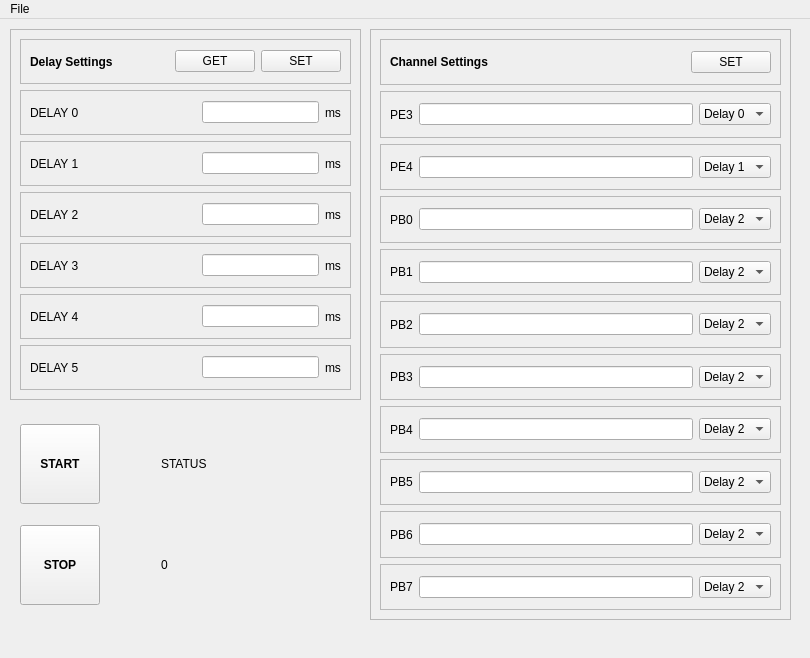
Old version of the form mainwindow.ui in the repository dungducphan/UT3_TriggerBox_HostGUI.
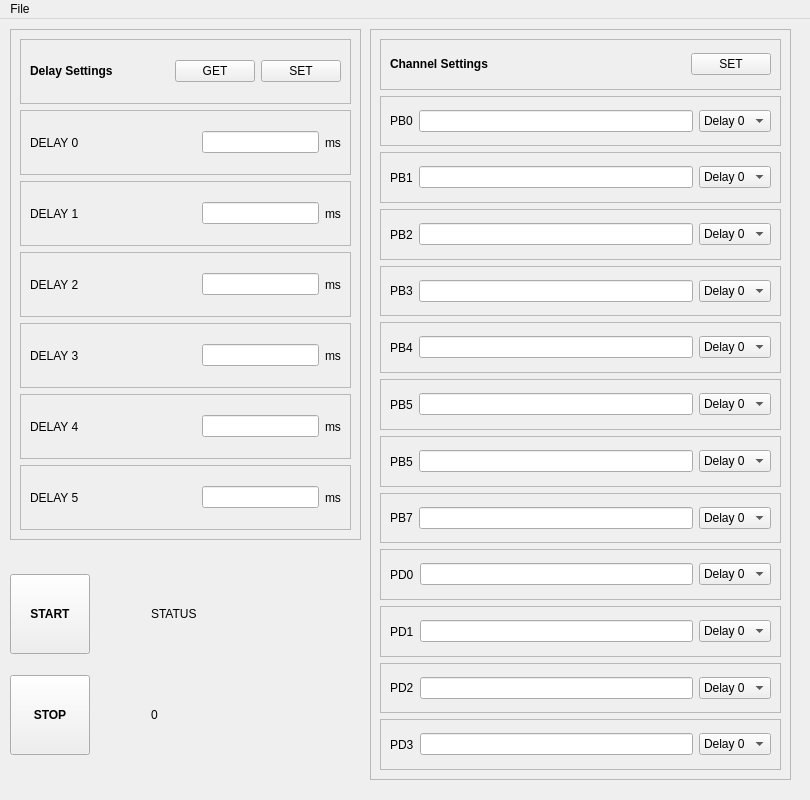
New version of the form.

The edit to the form file:
```diff
--- a/mainwindow.ui
+++ b/mainwindow.ui
@@ -7,7 +7,7 @@
     <x>0</x>
     <y>0</y>
     <width>810</width>
-    <height>658</height>
+    <height>800</height>
    </rect>
   </property>
   <property name="sizePolicy">
@@ -19,13 +19,13 @@
   <property name="minimumSize">
    <size>
     <width>810</width>
-    <height>658</height>
+    <height>800</height>
    </size>
   </property>
   <property name="maximumSize">
    <size>
     <width>810</width>
-    <height>658</height>
+    <height>800</height>
    </size>
   </property>
   <property name="windowTitle">
@@ -38,7 +38,7 @@
       <x>10</x>
       <y>10</y>
       <width>351</width>
-      <height>371</height>
+      <height>511</height>
      </rect>
     </property>
     <property name="frameShape">
@@ -67,6 +67,7 @@
           </property>
           <property name="font">
            <font>
+            <weight>75</weight>
             <bold>true</bold>
            </font>
           </property>
@@ -389,7 +390,7 @@
       <x>370</x>
       <y>10</y>
       <width>421</width>
-      <height>591</height>
+      <height>751</height>
      </rect>
     </property>
     <property name="frameShape">
@@ -418,6 +419,7 @@
           </property>
           <property name="font">
            <font>
+            <weight>75</weight>
             <bold>true</bold>
            </font>
           </property>
@@ -450,83 +452,7 @@
       </widget>
      </item>
      <item>
-      <widget class="QFrame" name="frame_E3">
-       <property name="frameShape">
-        <enum>QFrame::StyledPanel</enum>
-       </property>
-       <property name="frameShadow">
-        <enum>QFrame::Raised</enum>
-       </property>
-       <layout class="QHBoxLayout" name="horizontalLayout_7">
-        <item>
-         <widget class="QLabel" name="label_15">
-          <property name="text">
-           <string>PE3</string>
-          </property>
-         </widget>
-        </item>
-        <item>
-         <widget class="QLineEdit" name="lineEdit_E3">
-          <property name="toolTip">
-           <string comment="Device Name" extracomment="Device Name">&lt;html&gt;&lt;head/&gt;&lt;body&gt;&lt;p&gt;Name of Device&lt;/p&gt;&lt;/body&gt;&lt;/html&gt;</string>
-          </property>
-          <property name="text">
-           <string/>
-          </property>
-         </widget>
-        </item>
-        <item>
-         <widget class="QComboBox" name="comboBox_E3">
-          <item>
-           <property name="text">
-            <string>Delay 0</string>
-           </property>
-          </item>
-         </widget>
-        </item>
-       </layout>
-      </widget>
-     </item>
-     <item>
-      <widget class="QFrame" name="frame_E4">
-       <property name="frameShape">
-        <enum>QFrame::StyledPanel</enum>
-       </property>
-       <property name="frameShadow">
-        <enum>QFrame::Raised</enum>
-       </property>
-       <layout class="QHBoxLayout" name="horizontalLayout_8">
-        <item>
-         <widget class="QLabel" name="label_16">
-          <property name="text">
-           <string>PE4</string>
-          </property>
-         </widget>
-        </item>
-        <item>
-         <widget class="QLineEdit" name="lineEdit_E4">
-          <property name="toolTip">
-           <string comment="Device Name" extracomment="Device Name">&lt;html&gt;&lt;head/&gt;&lt;body&gt;&lt;p&gt;Name of Device&lt;/p&gt;&lt;/body&gt;&lt;/html&gt;</string>
-          </property>
-          <property name="text">
-           <string/>
-          </property>
-         </widget>
-        </item>
-        <item>
-         <widget class="QComboBox" name="comboBox_E4">
-          <item>
-           <property name="text">
-            <string>Delay 1</string>
-           </property>
-          </item>
-         </widget>
-        </item>
-       </layout>
-      </widget>
-     </item>
-     <item>
-      <widget class="QFrame" name="frame_E5">
+      <widget class="QFrame" name="frame_B0">
        <property name="frameShape">
         <enum>QFrame::StyledPanel</enum>
        </property>
@@ -553,6 +479,16 @@
         </item>
         <item>
          <widget class="QComboBox" name="comboBox_B0">
+          <item>
+           <property name="text">
+            <string>Delay 0</string>
+           </property>
+          </item>
+          <item>
+           <property name="text">
+            <string>Delay 1</string>
+           </property>
+          </item>
           <item>
            <property name="text">
             <string>Delay 2</string>
@@ -606,6 +542,16 @@
         </item>
         <item>
          <widget class="QComboBox" name="comboBox_B1">
+          <item>
+           <property name="text">
+            <string>Delay 0</string>
+           </property>
+          </item>
+          <item>
+           <property name="text">
+            <string>Delay 1</string>
+           </property>
+          </item>
           <item>
            <property name="text">
             <string>Delay 2</string>
@@ -659,6 +605,16 @@
         </item>
         <item>
          <widget class="QComboBox" name="comboBox_B2">
+          <item>
+           <property name="text">
+            <string>Delay 0</string>
+           </property>
+          </item>
+          <item>
+           <property name="text">
+            <string>Delay 1</string>
+           </property>
+          </item>
           <item>
            <property name="text">
             <string>Delay 2</string>
@@ -712,6 +668,16 @@
         </item>
         <item>
          <widget class="QComboBox" name="comboBox_B3">
+          <item>
+           <property name="text">
+            <string>Delay 0</string>
+           </property>
+          </item>
+          <item>
+           <property name="text">
+            <string>Delay 1</string>
+           </property>
+          </item>
           <item>
            <property name="text">
             <string>Delay 2</string>
@@ -738,7 +704,7 @@
       </widget>
      </item>
      <item>
-      <widget class="QFrame" name="frame_D0">
+      <widget class="QFrame" name="frame_B4">
        <property name="frameShape">
         <enum>QFrame::StyledPanel</enum>
        </property>
@@ -754,7 +720,7 @@
          </widget>
         </item>
         <item>
-         <widget class="QLineEdit" name="lineEdit_D0">
+         <widget class="QLineEdit" name="lineEdit_B4">
           <property name="toolTip">
            <string comment="Device Name" extracomment="Device Name">&lt;html&gt;&lt;head/&gt;&lt;body&gt;&lt;p&gt;Name of Device&lt;/p&gt;&lt;/body&gt;&lt;/html&gt;</string>
           </property>
@@ -765,6 +731,16 @@
         </item>
         <item>
          <widget class="QComboBox" name="comboBox_B4">
+          <item>
+           <property name="text">
+            <string>Delay 0</string>
+           </property>
+          </item>
+          <item>
+           <property name="text">
+            <string>Delay 1</string>
+           </property>
+          </item>
           <item>
            <property name="text">
             <string>Delay 2</string>
@@ -791,7 +767,7 @@
       </widget>
      </item>
      <item>
-      <widget class="QFrame" name="frame_D1">
+      <widget class="QFrame" name="frame_B5">
        <property name="frameShape">
         <enum>QFrame::StyledPanel</enum>
        </property>
@@ -807,7 +783,7 @@
          </widget>
         </item>
         <item>
-         <widget class="QLineEdit" name="lineEdit_D1">
+         <widget class="QLineEdit" name="lineEdit_B5">
           <property name="toolTip">
            <string comment="Device Name" extracomment="Device Name">&lt;html&gt;&lt;head/&gt;&lt;body&gt;&lt;p&gt;Name of Device&lt;/p&gt;&lt;/body&gt;&lt;/html&gt;</string>
           </property>
@@ -818,6 +794,16 @@
         </item>
         <item>
          <widget class="QComboBox" name="comboBox_B5">
+          <item>
+           <property name="text">
+            <string>Delay 0</string>
+           </property>
+          </item>
+          <item>
+           <property name="text">
+            <string>Delay 1</string>
+           </property>
+          </item>
           <item>
            <property name="text">
             <string>Delay 2</string>
@@ -844,23 +830,23 @@
       </widget>
      </item>
      <item>
-      <widget class="QFrame" name="frame_D2">
+      <widget class="QFrame" name="frame_B6">
        <property name="frameShape">
         <enum>QFrame::StyledPanel</enum>
        </property>
        <property name="frameShadow">
         <enum>QFrame::Raised</enum>
        </property>
-       <layout class="QHBoxLayout" name="horizontalLayout_12">
+       <layout class="QHBoxLayout" name="horizontalLayout_21">
         <item>
          <widget class="QLabel" name="label_20">
           <property name="text">
-           <string>PB6</string>
+           <string>PB5</string>
           </property>
          </widget>
         </item>
         <item>
-         <widget class="QLineEdit" name="lineEdit_D2">
+         <widget class="QLineEdit" name="lineEdit_B6">
           <property name="toolTip">
            <string comment="Device Name" extracomment="Device Name">&lt;html&gt;&lt;head/&gt;&lt;body&gt;&lt;p&gt;Name of Device&lt;/p&gt;&lt;/body&gt;&lt;/html&gt;</string>
           </property>
@@ -871,6 +857,16 @@
         </item>
         <item>
          <widget class="QComboBox" name="comboBox_B6">
+          <item>
+           <property name="text">
+            <string>Delay 0</string>
+           </property>
+          </item>
+          <item>
+           <property name="text">
+            <string>Delay 1</string>
+           </property>
+          </item>
           <item>
            <property name="text">
             <string>Delay 2</string>
@@ -897,7 +893,7 @@
       </widget>
      </item>
      <item>
-      <widget class="QFrame" name="frame_D3">
+      <widget class="QFrame" name="frame_B7">
        <property name="frameShape">
         <enum>QFrame::StyledPanel</enum>
        </property>
@@ -913,7 +909,7 @@
          </widget>
         </item>
         <item>
-         <widget class="QLineEdit" name="lineEdit_D3">
+         <widget class="QLineEdit" name="lineEdit_B7">
           <property name="toolTip">
            <string comment="Device Name" extracomment="Device Name">&lt;html&gt;&lt;head/&gt;&lt;body&gt;&lt;p&gt;Name of Device&lt;/p&gt;&lt;/body&gt;&lt;/html&gt;</string>
           </property>
@@ -926,6 +922,268 @@
          <widget class="QComboBox" name="comboBox_B7">
           <item>
            <property name="text">
+            <string>Delay 0</string>
+           </property>
+          </item>
+          <item>
+           <property name="text">
+            <string>Delay 1</string>
+           </property>
+          </item>
+          <item>
+           <property name="text">
+            <string>Delay 2</string>
+           </property>
+          </item>
+          <item>
+           <property name="text">
+            <string>Delay 3</string>
+           </property>
+          </item>
+          <item>
+           <property name="text">
+            <string>Delay 4</string>
+           </property>
+          </item>
+          <item>
+           <property name="text">
+            <string>Delay 5</string>
+           </property>
+          </item>
+         </widget>
+        </item>
+       </layout>
+      </widget>
+     </item>
+     <item>
+      <widget class="QFrame" name="frame_D0">
+       <property name="frameShape">
+        <enum>QFrame::StyledPanel</enum>
+       </property>
+       <property name="frameShadow">
+        <enum>QFrame::Raised</enum>
+       </property>
+       <layout class="QHBoxLayout" name="horizontalLayout_7">
+        <item>
+         <widget class="QLabel" name="label_D0">
+          <property name="text">
+           <string>PD0</string>
+          </property>
+         </widget>
+        </item>
+        <item>
+         <widget class="QLineEdit" name="lineEdit_D0">
+          <property name="toolTip">
+           <string comment="Device Name" extracomment="Device Name">&lt;html&gt;&lt;head/&gt;&lt;body&gt;&lt;p&gt;Name of Device&lt;/p&gt;&lt;/body&gt;&lt;/html&gt;</string>
+          </property>
+          <property name="text">
+           <string/>
+          </property>
+         </widget>
+        </item>
+        <item>
+         <widget class="QComboBox" name="comboBox_D0">
+          <item>
+           <property name="text">
+            <string>Delay 0</string>
+           </property>
+          </item>
+          <item>
+           <property name="text">
+            <string>Delay 1</string>
+           </property>
+          </item>
+          <item>
+           <property name="text">
+            <string>Delay 2</string>
+           </property>
+          </item>
+          <item>
+           <property name="text">
+            <string>Delay 3</string>
+           </property>
+          </item>
+          <item>
+           <property name="text">
+            <string>Delay 4</string>
+           </property>
+          </item>
+          <item>
+           <property name="text">
+            <string>Delay 5</string>
+           </property>
+          </item>
+         </widget>
+        </item>
+       </layout>
+      </widget>
+     </item>
+     <item>
+      <widget class="QFrame" name="frame_D1">
+       <property name="frameShape">
+        <enum>QFrame::StyledPanel</enum>
+       </property>
+       <property name="frameShadow">
+        <enum>QFrame::Raised</enum>
+       </property>
+       <layout class="QHBoxLayout" name="horizontalLayout_8">
+        <item>
+         <widget class="QLabel" name="label_D1">
+          <property name="text">
+           <string>PD1</string>
+          </property>
+         </widget>
+        </item>
+        <item>
+         <widget class="QLineEdit" name="lineEdit_D1">
+          <property name="toolTip">
+           <string comment="Device Name" extracomment="Device Name">&lt;html&gt;&lt;head/&gt;&lt;body&gt;&lt;p&gt;Name of Device&lt;/p&gt;&lt;/body&gt;&lt;/html&gt;</string>
+          </property>
+          <property name="text">
+           <string/>
+          </property>
+         </widget>
+        </item>
+        <item>
+         <widget class="QComboBox" name="comboBox_D1">
+          <item>
+           <property name="text">
+            <string>Delay 0</string>
+           </property>
+          </item>
+          <item>
+           <property name="text">
+            <string>Delay 1</string>
+           </property>
+          </item>
+          <item>
+           <property name="text">
+            <string>Delay 2</string>
+           </property>
+          </item>
+          <item>
+           <property name="text">
+            <string>Delay 3</string>
+           </property>
+          </item>
+          <item>
+           <property name="text">
+            <string>Delay 4</string>
+           </property>
+          </item>
+          <item>
+           <property name="text">
+            <string>Delay 5</string>
+           </property>
+          </item>
+         </widget>
+        </item>
+       </layout>
+      </widget>
+     </item>
+     <item>
+      <widget class="QFrame" name="frame_D2">
+       <property name="frameShape">
+        <enum>QFrame::StyledPanel</enum>
+       </property>
+       <property name="frameShadow">
+        <enum>QFrame::Raised</enum>
+       </property>
+       <layout class="QHBoxLayout" name="horizontalLayout_19">
+        <item>
+         <widget class="QLabel" name="label_D2">
+          <property name="text">
+           <string>PD2</string>
+          </property>
+         </widget>
+        </item>
+        <item>
+         <widget class="QLineEdit" name="lineEdit_D2">
+          <property name="toolTip">
+           <string comment="Device Name" extracomment="Device Name">&lt;html&gt;&lt;head/&gt;&lt;body&gt;&lt;p&gt;Name of Device&lt;/p&gt;&lt;/body&gt;&lt;/html&gt;</string>
+          </property>
+          <property name="text">
+           <string/>
+          </property>
+         </widget>
+        </item>
+        <item>
+         <widget class="QComboBox" name="comboBox_D2">
+          <item>
+           <property name="text">
+            <string>Delay 0</string>
+           </property>
+          </item>
+          <item>
+           <property name="text">
+            <string>Delay 1</string>
+           </property>
+          </item>
+          <item>
+           <property name="text">
+            <string>Delay 2</string>
+           </property>
+          </item>
+          <item>
+           <property name="text">
+            <string>Delay 3</string>
+           </property>
+          </item>
+          <item>
+           <property name="text">
+            <string>Delay 4</string>
+           </property>
+          </item>
+          <item>
+           <property name="text">
+            <string>Delay 5</string>
+           </property>
+          </item>
+         </widget>
+        </item>
+       </layout>
+      </widget>
+     </item>
+     <item>
+      <widget class="QFrame" name="frame_D3">
+       <property name="frameShape">
+        <enum>QFrame::StyledPanel</enum>
+       </property>
+       <property name="frameShadow">
+        <enum>QFrame::Raised</enum>
+       </property>
+       <layout class="QHBoxLayout" name="horizontalLayout_20">
+        <item>
+         <widget class="QLabel" name="label_D3">
+          <property name="text">
+           <string>PD3</string>
+          </property>
+         </widget>
+        </item>
+        <item>
+         <widget class="QLineEdit" name="lineEdit_D3">
+          <property name="toolTip">
+           <string comment="Device Name" extracomment="Device Name">&lt;html&gt;&lt;head/&gt;&lt;body&gt;&lt;p&gt;Name of Device&lt;/p&gt;&lt;/body&gt;&lt;/html&gt;</string>
+          </property>
+          <property name="text">
+           <string/>
+          </property>
+         </widget>
+        </item>
+        <item>
+         <widget class="QComboBox" name="comboBox_D3">
+          <item>
+           <property name="text">
+            <string>Delay 0</string>
+           </property>
+          </item>
+          <item>
+           <property name="text">
+            <string>Delay 1</string>
+           </property>
+          </item>
+          <item>
+           <property name="text">
             <string>Delay 2</string>
            </property>
           </item>
@@ -954,8 +1212,8 @@
    <widget class="QWidget" name="verticalLayoutWidget">
     <property name="geometry">
      <rect>
-      <x>20</x>
-      <y>390</y>
+      <x>10</x>
+      <y>540</y>
       <width>341</width>
       <height>211</height>
      </rect>
@@ -978,6 +1236,7 @@
        </property>
        <property name="font">
         <font>
+         <weight>75</weight>
          <bold>true</bold>
         </font>
        </property>
@@ -996,6 +1255,7 @@
        </property>
        <property name="font">
         <font>
+         <weight>75</weight>
          <bold>true</bold>
         </font>
        </property>
```
Left out of the diff: 30 changed lines with no effect on the pictures.
